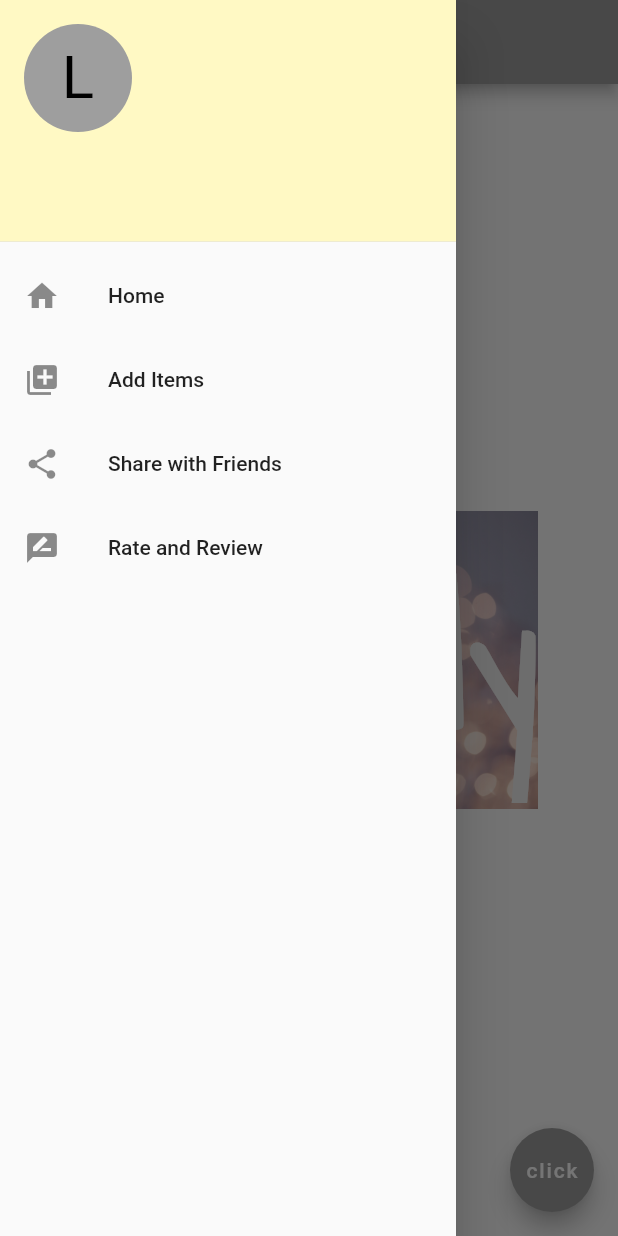
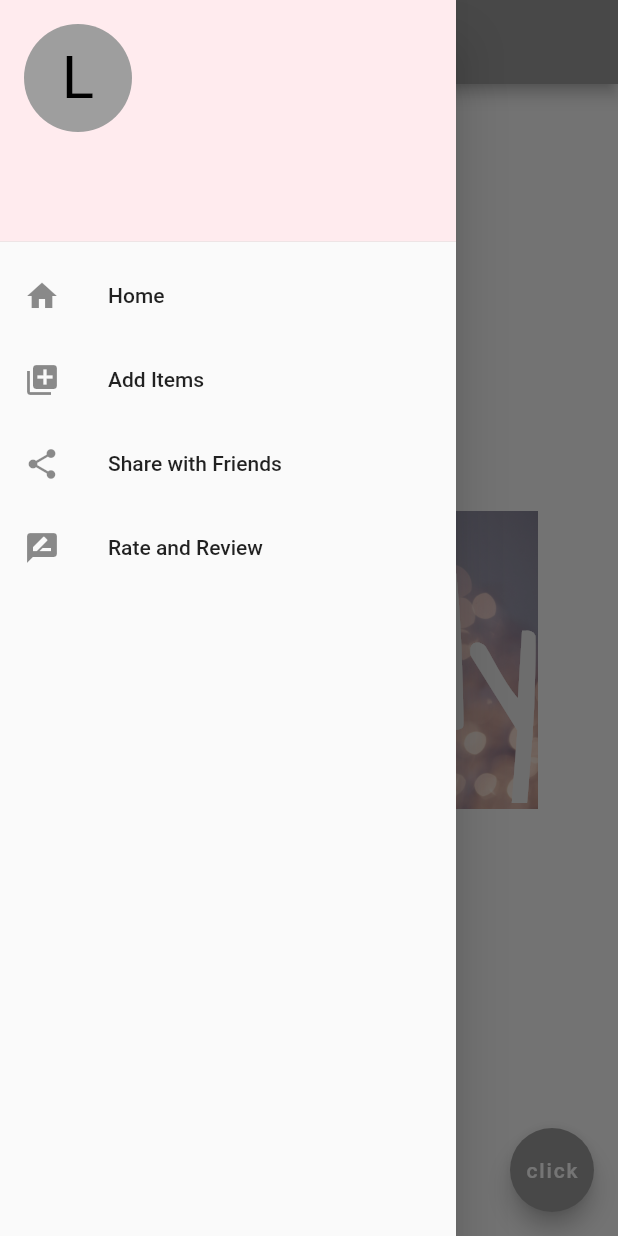
Before and after one commit to lisa1357mae/firefly, a Flutter app: the screen it shows after launch, with the side drawer open, on a phone screen of 412 x 824 dp. Run offline on Flutter 3.47's test engine with Material 2 defaults, Android fonts, the phone set to English and light mode, and no system bars; our stand-ins replace flare_flutter.

```diff
--- a/lib/main.dart
+++ b/lib/main.dart
@@ -59,8 +59,8 @@ class MyApp extends StatelessWidget {
 
       floatingActionButton: FloatingActionButton(
         onPressed: (){},
-          child: Text('click'),
-  backgroundColor: Colors.grey,
+        child: Text('click'),
+        backgroundColor: Colors.grey,
       ),
 
 
@@ -72,7 +72,7 @@ class MyApp extends StatelessWidget {
               accountName: Text(""),
               accountEmail: Text(""),
               decoration: BoxDecoration(
-                color: const Color(0xFFFFF9C4),
+                color: const Color(0xFFFFEBEE),
               ),
               currentAccountPicture: CircleAvatar(
                 backgroundColor: Colors.grey,
```
Also changed, not shown: flutter_02.png (added).
